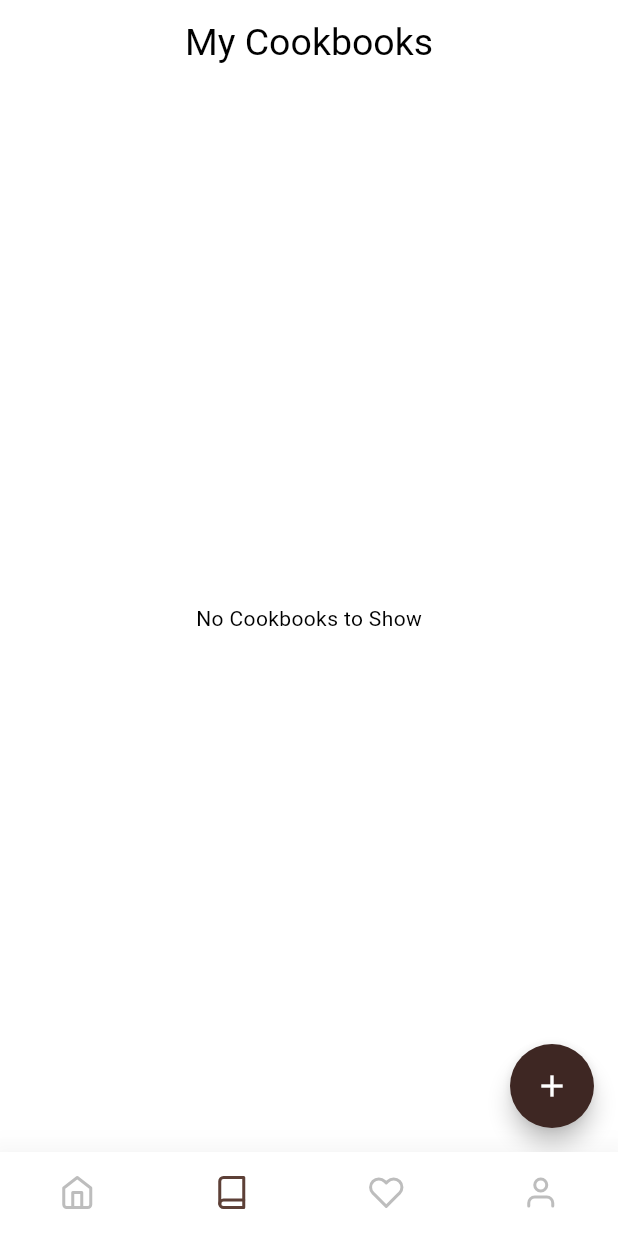
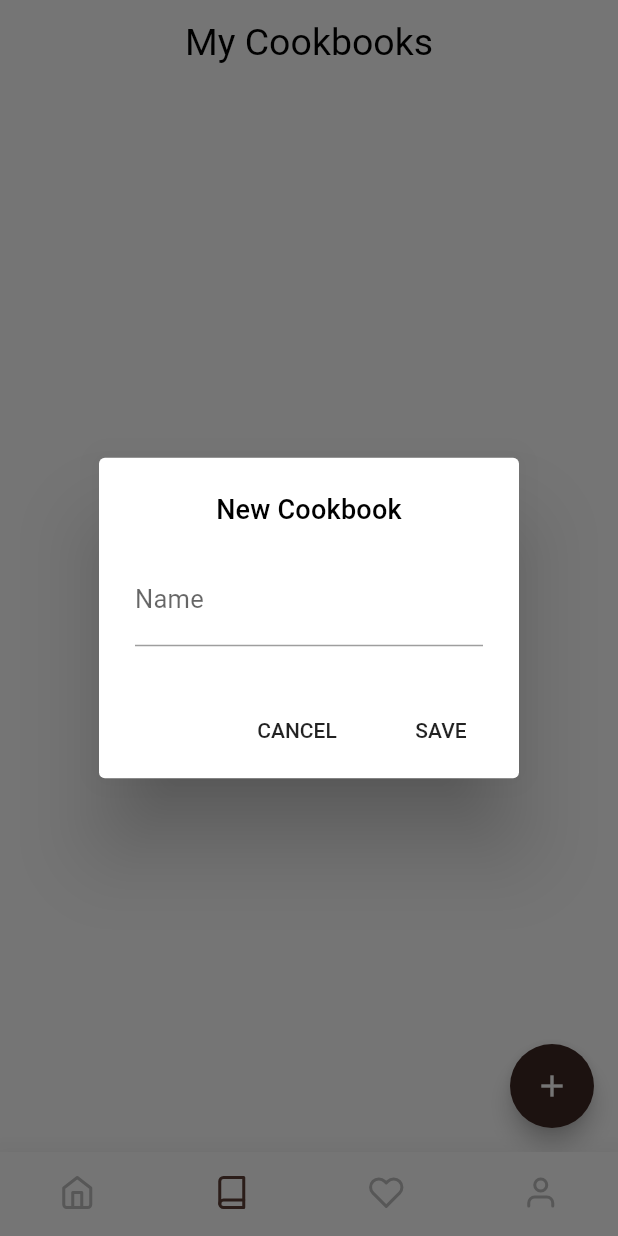
Before and after one commit to kayzkenny/chefbook, a Flutter app: the screen it shows once a user with an empty profile is signed in, item 2 of the bottom bar chosen, after a tap on the "add" icon, on a phone screen of 412 x 824 dp. Run offline on Flutter 3.47's test engine with Material 2 defaults, Android fonts, the light colour scheme and no system bars; our stand-ins replace cloud_firestore, firebase_analytics, firebase_auth, firebase_core, firebase_crashlytics, firebase_storage and 5 more; missing offline and left inert: algolia; accounts and stored records are empty.

Commit message:
create cookbook and edit cookbook

```diff
--- a/lib/models/cookbook.dart
+++ b/lib/models/cookbook.dart
@@ -59,7 +59,7 @@ class Cookbook {
       coverURL: coverURL ?? null,
       createdAt: createdAt.toDate(),
       lastUpdated: lastUpdated.toDate(),
-      recipeCount: recipeCount ?? null,
+      recipeCount: recipeCount ?? 0,
     );
   }
 }
--- a/lib/pages/cookbook/cookbook_card.dart
+++ b/lib/pages/cookbook/cookbook_card.dart
@@ -25,7 +25,7 @@ class CookbookCard extends StatelessWidget {
             ClipRRect(
               borderRadius: BorderRadius.all(Radius.circular(10.0)),
               child: Image.asset(
-                'images/logo-jpg.jpg',
+                'images/logo.jpg',
                 height: 200.0,
                 fit: BoxFit.fitWidth,
               ),
--- a/lib/pages/cookbook/cookbook_page.dart
+++ b/lib/pages/cookbook/cookbook_page.dart
@@ -1,9 +1,10 @@
+import 'package:flutter/material.dart';
 import 'package:chefbook/models/cookbook.dart';
-import 'package:chefbook/pages/cookbook/cookbook_card.dart';
-import 'package:chefbook/services/firestore_database.dart';
-import 'package:flutter/material.dart';
 import 'package:flutter_hooks/flutter_hooks.dart';
 import 'package:hooks_riverpod/hooks_riverpod.dart';
+import 'package:chefbook/services/firestore_database.dart';
+import 'package:chefbook/pages/cookbook/cookbook_card.dart';
+import 'package:chefbook/pages/cookbook/new_cookbook_dialog.dart';
 
 class CookbookPage extends ConsumerWidget {
   const CookbookPage({Key key}) : super(key: key);
@@ -13,14 +14,14 @@ class CookbookPage extends ConsumerWidget {
     final cookbooksStream = watch(cookbooksProvider);
 
     return cookbooksStream.when(
-      data: (cookbooks) => CookbookList(),
+      data: (cookbooks) => CookbookList(cookbooks: cookbooks),
       loading: () => Center(child: const CircularProgressIndicator()),
       error: (error, stack) => const Text('Oops'),
     );
   }
 }
 
-class CookbookList extends StatelessWidget {
+class CookbookList extends HookWidget {
   const CookbookList({Key key, this.cookbooks}) : super(key: key);
 
   final List<Cookbook> cookbooks;
@@ -35,13 +36,13 @@ class CookbookList extends StatelessWidget {
         ),
       ),
       body: SafeArea(
-        child: cookbooks?.length == 0 || cookbooks == null
+        child: cookbooks.length == 0
             ? Center(
                 child: Text('No Cookbooks to Show'),
               )
             : ListView.builder(
                 padding: EdgeInsets.all(20.0),
-                itemCount: cookbooks?.length,
+                itemCount: cookbooks.length,
                 itemBuilder: (BuildContext context, int index) {
                   return CookbookCard(
                     cookbook: cookbooks[index],
@@ -50,7 +51,13 @@ class CookbookList extends StatelessWidget {
               ),
       ),
       floatingActionButton: FloatingActionButton(
-        onPressed: () {},
+        onPressed: () async {
+          await showDialog(
+            context: context,
+            barrierDismissible: false,
+            builder: (context) => NewCookbookDialog(),
+          );
+        },
         child: Icon(Icons.add),
         backgroundColor:
             Theme.of(context).floatingActionButtonTheme.backgroundColor,
--- /dev/null
+++ b/lib/pages/cookbook/edit_cookbook.dialog.dart
@@ -0,0 +1,72 @@
+import 'package:flutter/material.dart';
+import 'package:chefbook/models/cookbook.dart';
+import 'package:flutter_hooks/flutter_hooks.dart';
+import 'package:hooks_riverpod/hooks_riverpod.dart';
+import 'package:chefbook/services/firestore_database.dart';
+
+class EditCookbookDialog extends HookWidget {
+  EditCookbookDialog({Key key, @required this.cookbook}) : super(key: key);
+
+  final snackBar = SnackBar(
+    content: Text('Cookbook Updated'),
+    backgroundColor: Colors.brown[700],
+  );
+  final _formKey = GlobalKey<FormState>();
+  final Cookbook cookbook;
+
+  @override
+  Widget build(BuildContext context) {
+    final cookbookNameController = useTextEditingController();
+
+    Future<void> updateCookbook(Cookbook updatedCookbook) async => await context
+        .read(databaseProvider)
+        .updateCookbook(cookbook: updatedCookbook);
+
+    return AlertDialog(
+      title: Text(
+        'Edit Cookbook',
+        style: TextStyle(fontSize: 18.0),
+        textAlign: TextAlign.center,
+      ),
+      content: Form(
+        key: _formKey,
+        child: TextFormField(
+          decoration: InputDecoration().copyWith(
+            labelText: 'Name',
+            hintText: 'Rename Cookbook',
+          ),
+          controller: cookbookNameController,
+          validator: (value) => value.isEmpty ? 'Name' : null,
+        ),
+      ),
+      actions: [
+        FlatButton(
+          child: Text(
+            'CANCEL',
+            style: Theme.of(context).textTheme.button,
+          ),
+          onPressed: () {
+            Navigator.of(context).pop(false);
+          },
+        ),
+        FlatButton(
+          child: Text(
+            'SAVE',
+            style: Theme.of(context).textTheme.button,
+          ),
+          onPressed: () async {
+            if (_formKey.currentState.validate()) {
+              Cookbook editedCookbook = Cookbook(
+                id: cookbook.id,
+                lastUpdated: DateTime.now(),
+                name: cookbookNameController.text,
+              );
+              await updateCookbook(editedCookbook);
+              Navigator.of(context).pop(true);
+            }
+          },
+        ),
+      ],
+    );
+  }
+}
--- /dev/null
+++ b/lib/pages/cookbook/new_cookbook_dialog.dart
@@ -0,0 +1,66 @@
+import 'package:flutter/material.dart';
+import 'package:chefbook/services/auth.dart';
+import 'package:chefbook/models/cookbook.dart';
+import 'package:flutter_hooks/flutter_hooks.dart';
+import 'package:hooks_riverpod/hooks_riverpod.dart';
+import 'package:chefbook/services/firestore_database.dart';
+
+class NewCookbookDialog extends HookWidget {
+  NewCookbookDialog({Key key}) : super(key: key);
+
+  final _formKey = GlobalKey<FormState>();
+  final snackBar = SnackBar(
+    content: Text('Cookbook Created'),
+    backgroundColor: Colors.brown[700],
+  );
+
+  @override
+  Widget build(BuildContext context) {
+    final cookbookNameController = useTextEditingController();
+
+    Future<void> createCookbook(cookbook) async =>
+        await context.read(databaseProvider).createCookbook(cookbook: cookbook);
+
+    return AlertDialog(
+      title: Text(
+        'New Cookbook',
+        style: TextStyle(fontSize: 18.0),
+        textAlign: TextAlign.center,
+      ),
+      content: Form(
+        key: _formKey,
+        child: TextFormField(
+          decoration: InputDecoration().copyWith(
+            labelText: 'Name',
+            hintText: 'My New Cookbook',
+          ),
+          controller: cookbookNameController,
+          validator: (value) => value.isEmpty ? 'Name' : null,
+        ),
+      ),
+      actions: [
+        FlatButton(
+          child: Text('CANCEL'),
+          onPressed: () {
+            Navigator.of(context).pop(false);
+          },
+        ),
+        FlatButton(
+          child: Text('SAVE'),
+          onPressed: () async {
+            if (_formKey.currentState.validate()) {
+              Cookbook cookbook = Cookbook(
+                name: cookbookNameController.text,
+                createdAt: DateTime.now(),
+                createdBy: Auth().currentUser().uid,
+                lastUpdated: DateTime.now(),
+              );
+              await createCookbook(cookbook);
+              Navigator.of(context).pop(true);
+            }
+          },
+        ),
+      ],
+    );
+  }
+}
```
